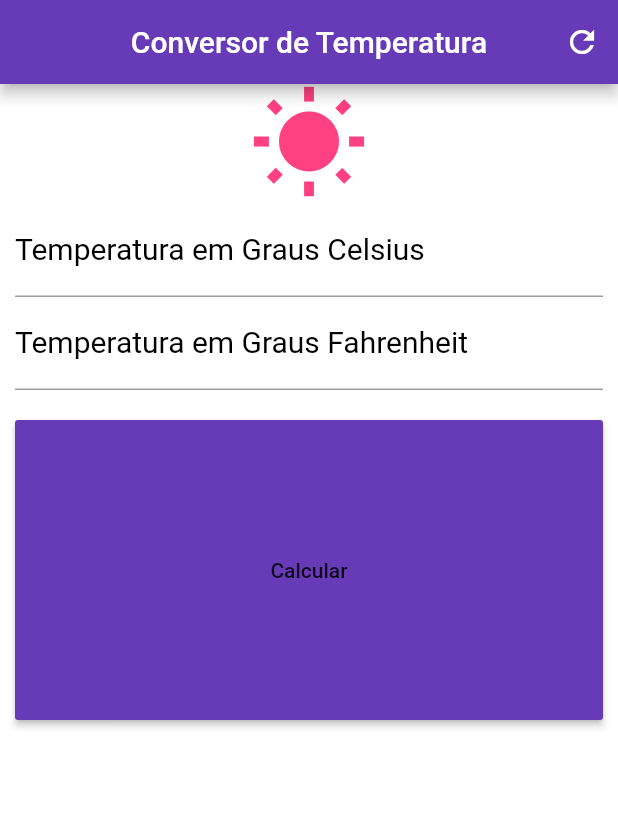
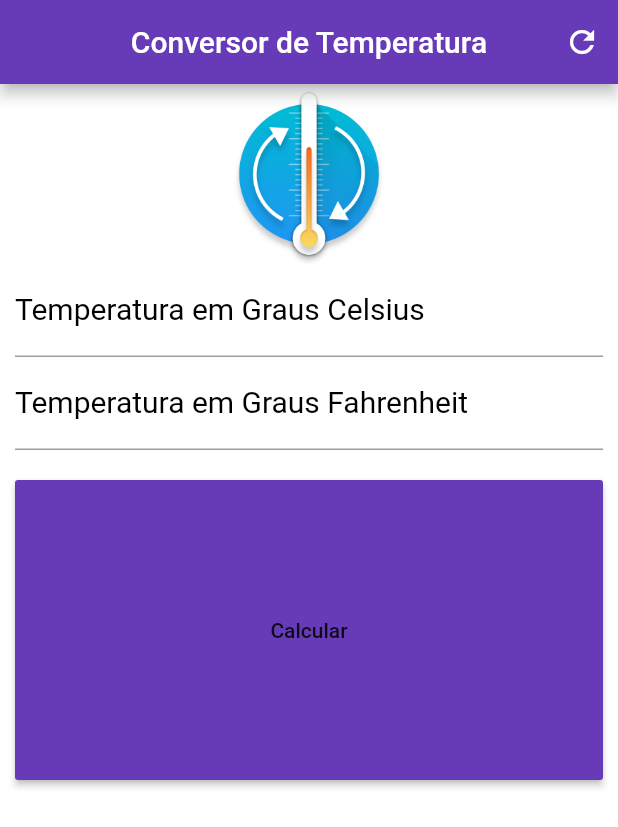
Before and after one commit to alinefv/mobile-flutter-conversor, a Flutter app: the screen it shows after launch, on a phone screen of 412 x 824 dp. Shown: the top 827 px of the screen. Run offline on Flutter 3.47's test engine with Material 2 defaults, Android fonts, the phone set to English and light mode, and no system bars.

Commit message:
Mudança do Icone da Aplicação

```diff
--- a/lib/main.dart
+++ b/lib/main.dart
@@ -40,7 +40,8 @@ class _HomeState extends State<Home> {
       ],
     );
 
-    Icon icon = Icon(Icons.wb_sunny, size: 80, color: Colors.pinkAccent,);
+    Image imgLogo = Image.asset("assets/images/logo.png", height: 120, width: 120,);
+    //Icon icon = Icon(Icons.wb_sunny, size: 80, color: Colors.pinkAccent,);
     TextStyle styleDecoration = TextStyle(color: Colors.black, fontSize: 20);
     TextStyle styleField = TextStyle(color: Colors.pink);
 
@@ -89,17 +90,17 @@ class _HomeState extends State<Home> {
       textAlign: TextAlign.center,
       style: styleField,
       controller: fahrenheitController,
-      validator: (value){
+      /*validator: (value){
         if (value.isEmpty){
           return "Informe um Valor";
         }
-      },
+      },*/
     );
 
     Column colum = Column (
       crossAxisAlignment: CrossAxisAlignment.stretch,
       children: <Widget>[
-        icon, tempCelsius, tempFahrenheit, padding,
+        imgLogo, tempCelsius, tempFahrenheit, padding,
       ],
     );
 
--- a/pubspec.yaml
+++ b/pubspec.yaml
@@ -41,9 +41,8 @@ flutter:
   uses-material-design: true
 
   # To add assets to your application, add an assets section, like this:
-  # assets:
-  #  - images/a_dot_burr.jpeg
-  #  - images/a_dot_ham.jpeg
+  assets:
+    - assets/images/logo.png
 
   # An image asset can refer to one or more resolution-specific "variants", see
   # https://flutter.io/assets-and-images/#resolution-aware.
```
